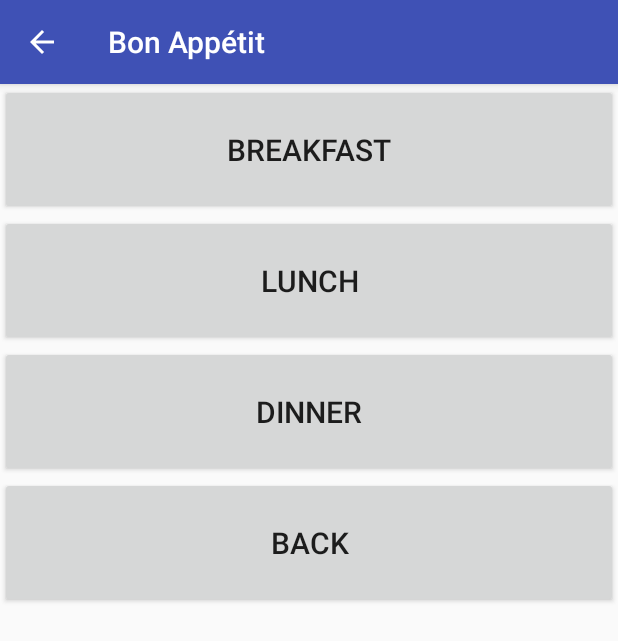
After one commit to abhilashsharma3/BonApptit, an Android app: the SecondActivity screen opened directly, with no data from a screen before it, on a phone screen of 412 x 824 dp. The commit adds this screen. Shown: the top 641 px of the screen. Run offline under Robolectric (Android 15) with nearby library versions, the phone set to English and light mode, and no system bars.

Commit message:
Christopher - Second Activity
init

```diff
--- /dev/null
+++ b/BonApptitclient/app/src/main/java/com/example/abhilash/bonapptit/SecondActivity.java
@@ -0,0 +1,68 @@
+package com.example.abhilash.bonapptit;
+
+import android.content.Intent;
+import android.support.v7.app.AppCompatActivity;
+import android.os.Bundle;
+import android.view.View;
+import android.widget.Button;
+
+public class SecondActivity extends AppCompatActivity {
+
+    Button breakfast_btn;
+    Button lunch_btn;
+    Button dinner_btn;
+    Button back_btn;
+    Bundle bundle;
+    Intent oldIntent;
+    Intent newIntent;
+
+    @Override
+    protected void onCreate(Bundle savedInstanceState) {
+        super.onCreate(savedInstanceState);
+        setContentView(R.layout.activity_two);
+        oldIntent = getIntent();
+        bundle = oldIntent.getBundleExtra("bundle");
+
+        breakfast_btn = (Button) findViewById(R.id.breakfast_button);
+        breakfast_btn.setOnClickListener(new View.OnClickListener() {
+            @Override
+            public void onClick(View v) {
+                // TODO implement this: newIntent = new Intent(SecondActivity.this, ThirdActivity.class);
+                bundle.putInt("menuType", Keys.MENU_BREAKFAST);
+                newIntent.putExtra("bundle", bundle);
+                startActivity(newIntent);
+            }
+        });
+
+        lunch_btn = (Button) findViewById(R.id.lunch_button);
+        lunch_btn.setOnClickListener(new View.OnClickListener() {
+            @Override
+            public void onClick(View v) {
+                // TODO implement this: newIntent = new Intent(SecondActivity.this, ThirdActivity.class);
+                bundle.putInt("menuType", Keys.MENU_LUNCH);
+                newIntent.putExtra("bundle", bundle);
+                startActivity(newIntent);
+            }
+        });
+
+        dinner_btn = (Button) findViewById(R.id.dinner_button);
+        dinner_btn.setOnClickListener(new View.OnClickListener() {
+            @Override
+            public void onClick(View v) {
+                // TODO implement this: newIntent = new Intent(SecondActivity.this, ThirdActivity.class);
+                bundle.putInt("menuType", Keys.MENU_DINNER);
+                newIntent.putExtra("bundle", bundle);
+                startActivity(newIntent);
+            }
+        });
+
+        back_btn = (Button) findViewById(R.id.back_button);
+        back_btn.setOnClickListener(new View.OnClickListener() {
+            @Override
+            public void onClick(View v) {
+                newIntent = new Intent(SecondActivity.this, MainActivity.class);
+                startActivity(newIntent);
+            }
+        });
+    }
+}
--- a/BonApptitclient/app/src/main/res/layout/activity_two.xml
+++ b/BonApptitclient/app/src/main/res/layout/activity_two.xml
@@ -14,24 +14,40 @@
             android:id="@+id/breakfast_button"
             android:layout_width="match_parent"
             android:layout_height="wrap_content"
-            android:text="@string/breakfast_text" />
+            android:text="@string/breakfast_text"
+            android:paddingTop="30dp"
+            android:paddingBottom="30dp"
+            android:textAlignment="center"
+            android:textSize="20sp" />
 
         <Button
             android:id="@+id/lunch_button"
             android:layout_width="match_parent"
             android:layout_height="wrap_content"
-            android:text="@string/lunch_text" />
+            android:text="@string/lunch_text"
+            android:paddingTop="30dp"
+            android:paddingBottom="30dp"
+            android:textAlignment="center"
+            android:textSize="20sp" />
 
         <Button
             android:id="@+id/dinner_button"
             android:layout_width="match_parent"
             android:layout_height="wrap_content"
-            android:text="@string/dinner_text" />
+            android:text="@string/dinner_text"
+            android:paddingTop="30dp"
+            android:paddingBottom="30dp"
+            android:textAlignment="center"
+            android:textSize="20sp" />
 
         <Button
             android:id="@+id/back_button"
             android:layout_width="match_parent"
             android:layout_height="wrap_content"
-            android:text="@string/back_text" />
+            android:text="@string/back_text"
+            android:paddingTop="30dp"
+            android:paddingBottom="30dp"
+            android:textAlignment="center"
+            android:textSize="20sp" />
     </LinearLayout>
 </android.support.constraint.ConstraintLayout>
--- a/BonApptitclient/app/src/main/res/values/strings.xml
+++ b/BonApptitclient/app/src/main/res/values/strings.xml
@@ -1,5 +1,9 @@
 <resources>
     <string name="app_name">Bon Appétit</string>
-    <string name="store_name">Restaurant Name</string>
+    <string name="name">Name</string>
     <string name="table_no">Number</string>
+    <string name="breakfast_text">Breakfast</string>
+    <string name="lunch_text">Lunch</string>
+    <string name="dinner_text">Dinner</string>
+    <string name="back_text">Back</string>
 </resources>
--- a/BonApptitclient/app/src/main/res/values/styles.xml
+++ b/BonApptitclient/app/src/main/res/values/styles.xml
@@ -1,7 +1,7 @@
 <resources>
 
     <!-- Base application theme. -->
-    <style name="AppTheme" parent="Theme.AppCompat.Light.DarkActionBar">
+    <style name="AppTheme" parent="Base.Theme.AppCompat.Light.DarkActionBar">
         <!-- Customize your theme here. -->
         <item name="colorPrimary">@color/colorPrimary</item>
         <item name="colorPrimaryDark">@color/colorPrimaryDark</item>
```
Also changed, not shown: BonApptitclient/app/src/main/AndroidManifest.xml (+8 -0 lines), BonApptitclient/app/src/main/java/com/example/abhilash/bonapptit/Keys.java (added, +10 -0 lines).
